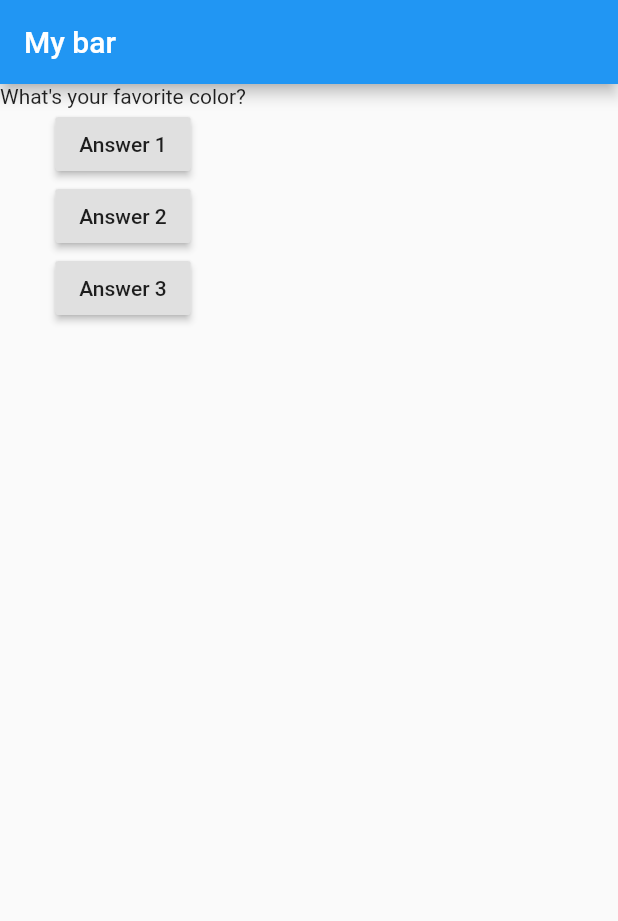
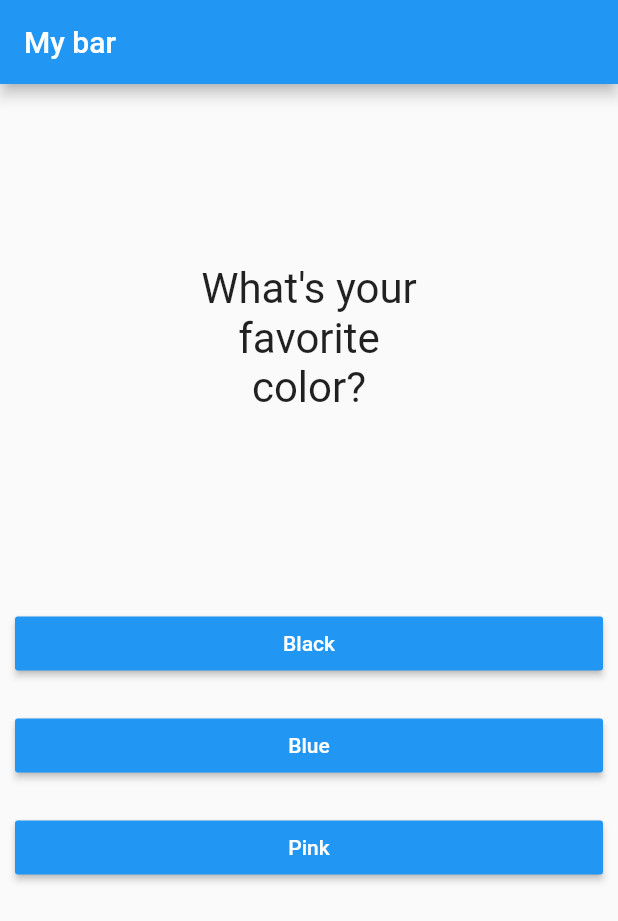
Before and after one commit to MinhHieu2804/Quizz_app_Flutter, a Flutter app: the screen it shows after launch, on a phone screen of 412 x 824 dp. Shown: the top 921 px of the screen. Run offline on Flutter 3.47's test engine with Material 2 defaults, Android fonts, the phone set to English and light mode, and no system bars.

```diff
--- /dev/null
+++ b/lib/answer.dart
@@ -0,0 +1,22 @@
+import 'package:flutter/material.dart';
+
+class Answer extends StatelessWidget {
+  final String answerText;
+  final VoidCallback selectHandler;
+
+  Answer(this.answerText, this.selectHandler);
+
+  @override
+  Widget build(BuildContext context) {
+    return Container(
+      width: double.infinity,
+      margin: EdgeInsets.all(10),
+      child: RaisedButton(
+        color: Colors.blue,
+        textColor: Colors.white,
+        child: Text(answerText),
+        onPressed: selectHandler,
+      ),
+    );
+  }
+}
--- a/lib/main.dart
+++ b/lib/main.dart
@@ -1,5 +1,6 @@
 import 'package:flutter/material.dart';
 import './question.dart';
+import './answer.dart';
 
 // void main() {
 //   runApp(MyApp());
@@ -17,41 +18,90 @@ class MyApp extends StatefulWidget {
 
 class _MyAppState extends State<MyApp> {
   var _index = 0;
-  void _answerQuestion() {
+  var totalScore = 0;
+  void _answerQuestion(int score) {
+    totalScore += score;
     setState(() {
       _index += 1;
     });
-    print('Chosen!');
+  }
+
+  void _restart() {
+    totalScore = 0;
+    setState(() {
+      _index = 0;
+    });
   }
 
   @override
   Widget build(BuildContext context) {
     var questions = [
-      'What\'s your favorite color?',
-      'What\'s your favorite animal?',
+      {
+        'questionText': 'What\'s your favorite color?',
+        'answers': [
+          {
+            'text': 'Black',
+            'score': 5,
+          },
+          {
+            'text': 'Blue',
+            'score': 10,
+          },
+          {
+            'text': 'Pink',
+            'score': 15,
+          },
+        ],
+      },
+      {
+        'questionText': 'What\'s your favorite animal?',
+        'answers': [
+          {
+            'text': 'Snake',
+            'score': 5,
+          },
+          {
+            'text': 'Dog',
+            'score': 10,
+          },
+          {
+            'text': 'Cat',
+            'score': 15,
+          },
+        ],
+      },
     ];
     return MaterialApp(
       home: Scaffold(
         appBar: AppBar(
           title: Text('My bar'),
         ),
-        body: Column(
-          children: [
-            Question(questions[_index]),
-            RaisedButton(
-              child: Text('Answer 1'),
-              onPressed: _answerQuestion,
-            ),
-            RaisedButton(
-              child: Text('Answer 2'),
-              onPressed: _answerQuestion,
-            ),
-            RaisedButton(
-              child: Text('Answer 3'),
-              onPressed: _answerQuestion,
-            ),
-          ],
-        ),
+        body: _index < questions.length
+            ? Column(
+                children: [
+                  Question((questions[_index]['questionText']) as String),
+                  ...(questions[_index]['answers'] as List<Map<String, Object>>)
+                      .map((answer) {
+                    return Answer(answer['text'] as String,
+                        () => _answerQuestion(answer['score'] as int));
+                  }).toList()
+                ],
+              )
+            : Center(
+                child: Column(children: [
+                  Text(
+                    'You did it!\n' + 'Your score: ' + totalScore.toString(),
+                    style: TextStyle(fontSize: 36, fontWeight: FontWeight.bold),
+                    textAlign: TextAlign.center,
+                  ),
+                  FlatButton(
+                    onPressed: _restart,
+                    child: Text('Restart Quiz!'),
+                    color: Colors.blue,
+                    textColor: Colors.white,
+                  )
+                ]),
+              ),
       ),
     );
   }
--- a/lib/question.dart
+++ b/lib/question.dart
@@ -7,6 +7,14 @@ class Question extends StatelessWidget {
 
   @override
   Widget build(BuildContext context) {
-    return Text(questionText);
+    return Container(
+      width: double.infinity,
+      margin: EdgeInsets.all(120),
+      child: Text(
+        questionText,
+        style: TextStyle(fontSize: 28),
+        textAlign: TextAlign.center,
+      ),
+    );
   }
 }
```
